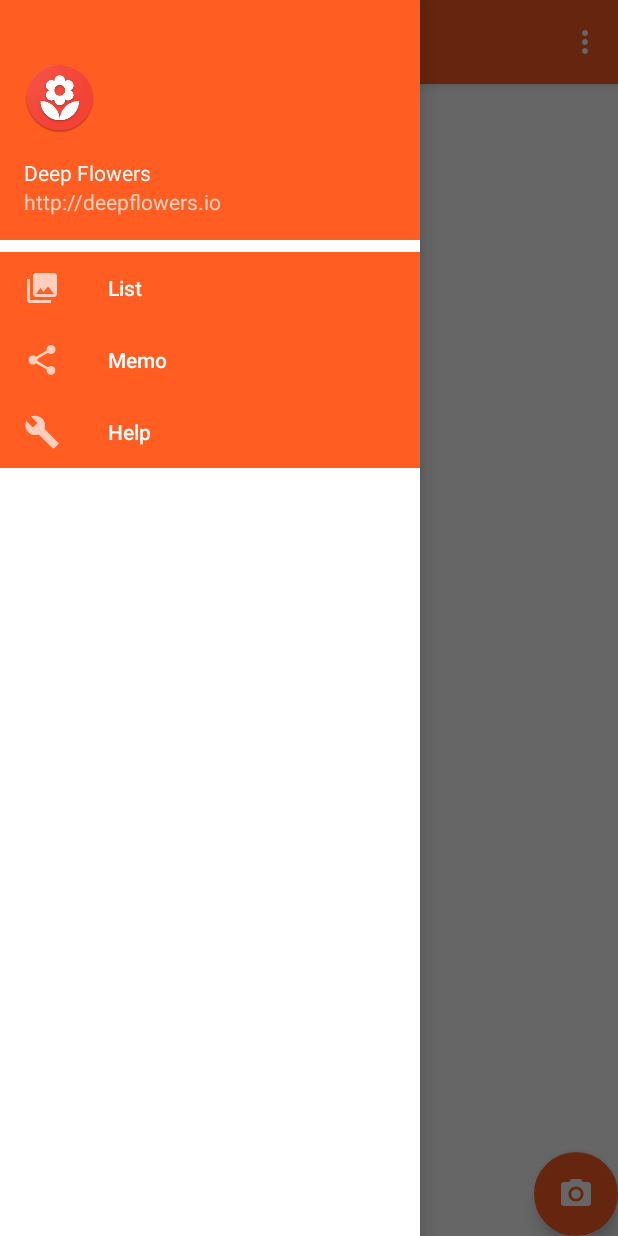
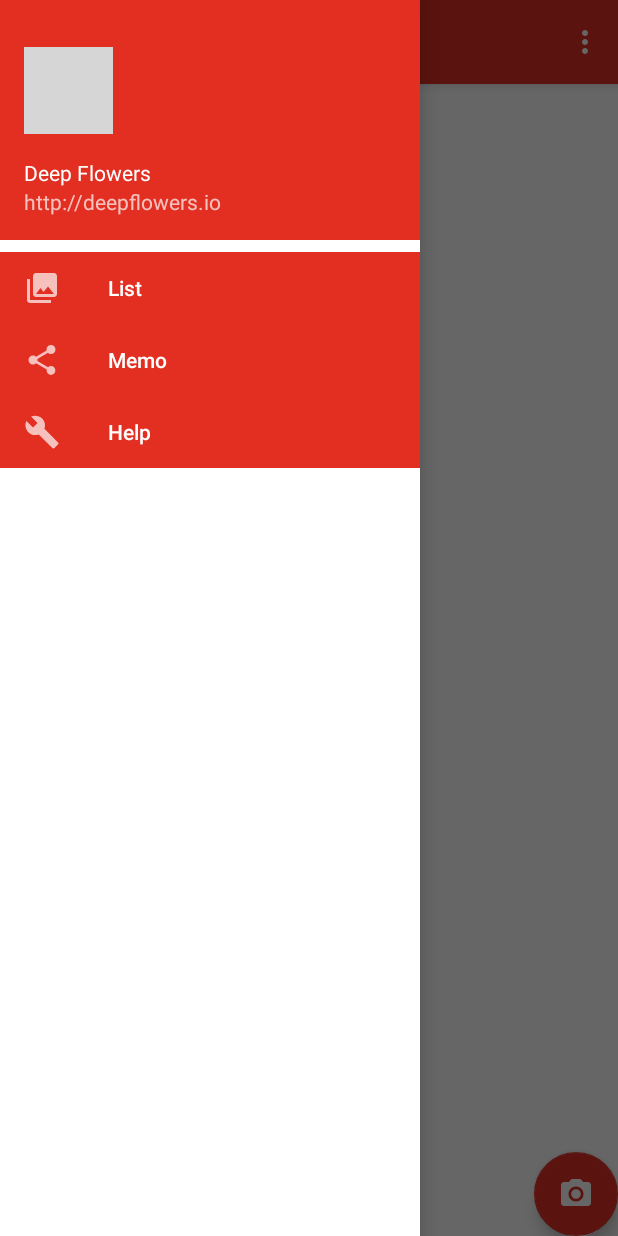
Before and after one commit to faci-df/deepFlowers, an Android app: the screen it shows after launch (NavActivity), with the side drawer open, on a phone screen of 412 x 824 dp. Run offline under Robolectric (Android 15) with nearby library versions, the phone set to English and light mode, and no system bars; grey boxes are pictures that could not be loaded.

Commit message:
Changed Logo Icon color.

```diff
--- a/app/src/main/res/layout/activity_nav.xml
+++ b/app/src/main/res/layout/activity_nav.xml
@@ -21,6 +21,7 @@
         android:fitsSystemWindows="true"
         app:headerLayout="@layout/nav_header_nav"
         app:itemBackground="@color/mainColor"
+        app:itemTextColor="@android:color/white"
         app:menu="@menu/activity_nav_drawer" />
 
 </android.support.v4.widget.DrawerLayout>
--- a/app/src/main/res/layout/app_bar_nav.xml
+++ b/app/src/main/res/layout/app_bar_nav.xml
@@ -30,7 +30,7 @@
         android:layout_height="wrap_content"
         android:layout_gravity="top|center_horizontal"
         android:clickable="true"
-        app:backgroundTint="#ff5d22"
+        app:backgroundTint="@color/mainColor"
         app:fabSize="normal"
         app:layout_anchor="@+id/include2"
         app:layout_anchorGravity="bottom|right"
--- a/app/src/main/res/layout/nav_header_nav.xml
+++ b/app/src/main/res/layout/nav_header_nav.xml
@@ -14,10 +14,10 @@
 
     <ImageView
         android:id="@+id/imageView"
-        android:layout_width="wrap_content"
-        android:layout_height="wrap_content"
+        android:layout_width="59dp"
+        android:layout_height="58dp"
         android:paddingTop="@dimen/nav_header_vertical_spacing"
-        app:srcCompat="@mipmap/ic_launcher_deep_flowers" />
+        app:srcCompat="@drawable/web_hi_res_512_white_circle" />
 
     <TextView
         android:layout_width="match_parent"
--- a/app/src/main/res/values/colors.xml
+++ b/app/src/main/res/values/colors.xml
@@ -3,5 +3,5 @@
     <color name="colorPrimary">#3F51B5</color>
     <color name="colorPrimaryDark">#303F9F</color>
     <color name="colorAccent">#ff4081</color>
-    <color name="mainColor">#ff5d22</color>
+    <color name="mainColor">#E22F22</color>
 </resources>
```
